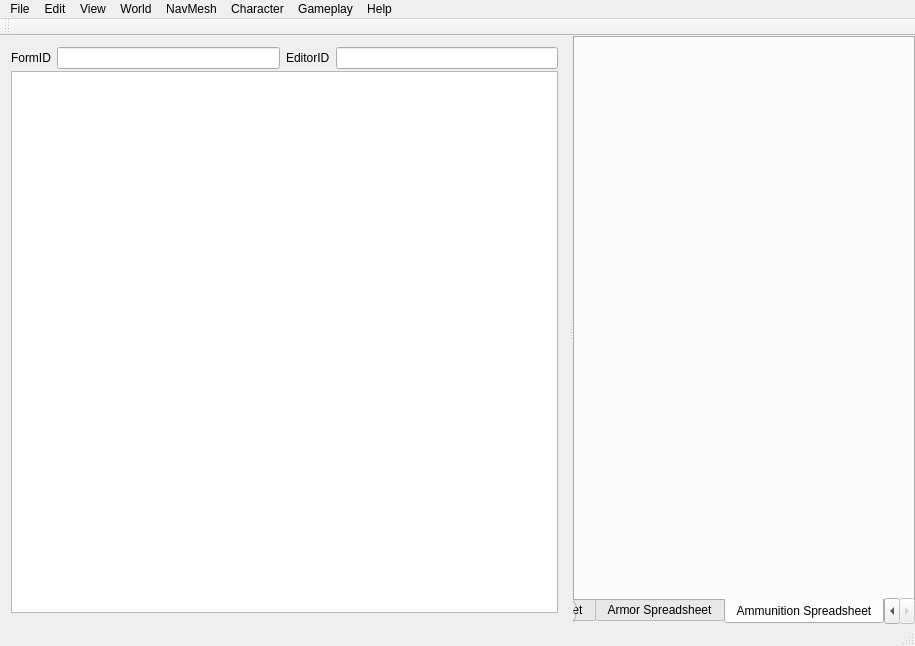
First picture: the form in OpenCK/ui/mainwindow.ui, repository Open-CK/OpenCK, before the edit.
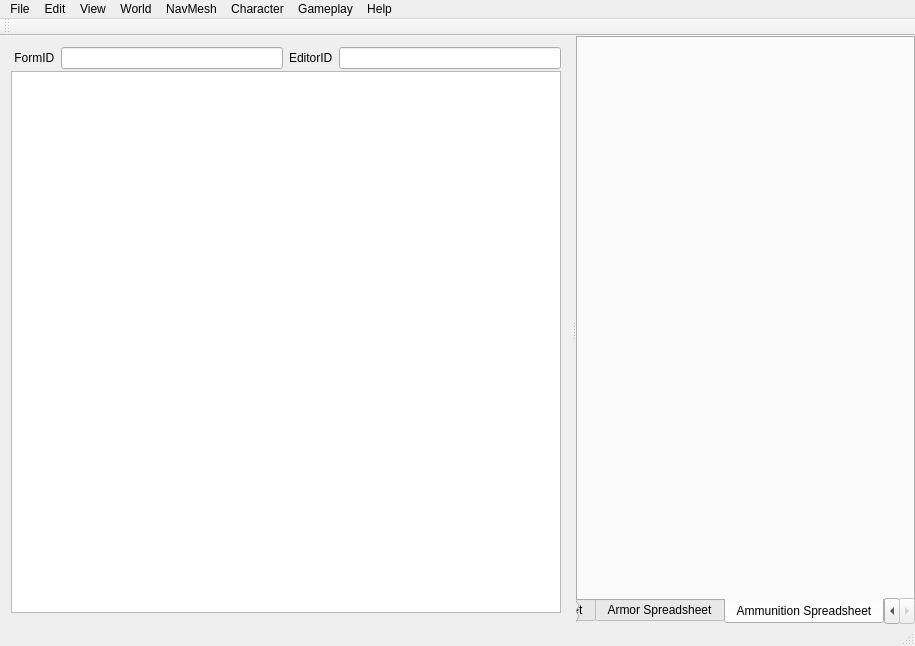
Second picture: the form after the edit. Icons and pictures are not drawn.

Commit message: Make parser a singleton + minor UI changes

The edit to the form file:
```diff
--- a/OpenCK/ui/mainwindow.ui
+++ b/OpenCK/ui/mainwindow.ui
@@ -71,7 +71,7 @@
               <item>
                <widget class="QLabel" name="labelFormID">
                 <property name="text">
-                 <string>FormID</string>
+                 <string> FormID</string>
                 </property>
                </widget>
               </item>
```
The commit also changes 3 other files.
